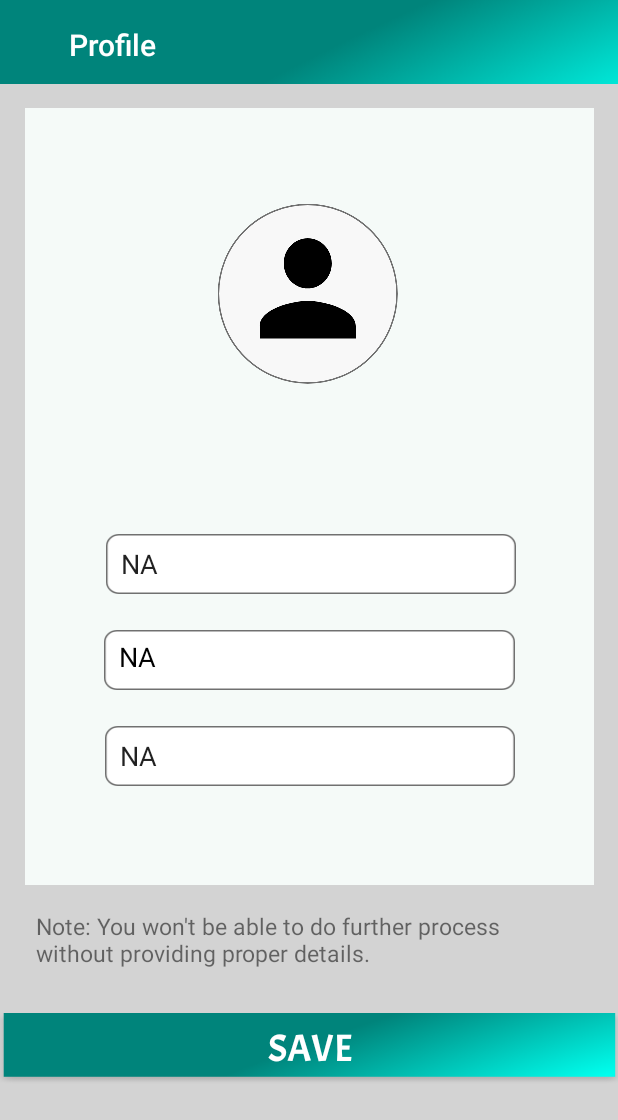
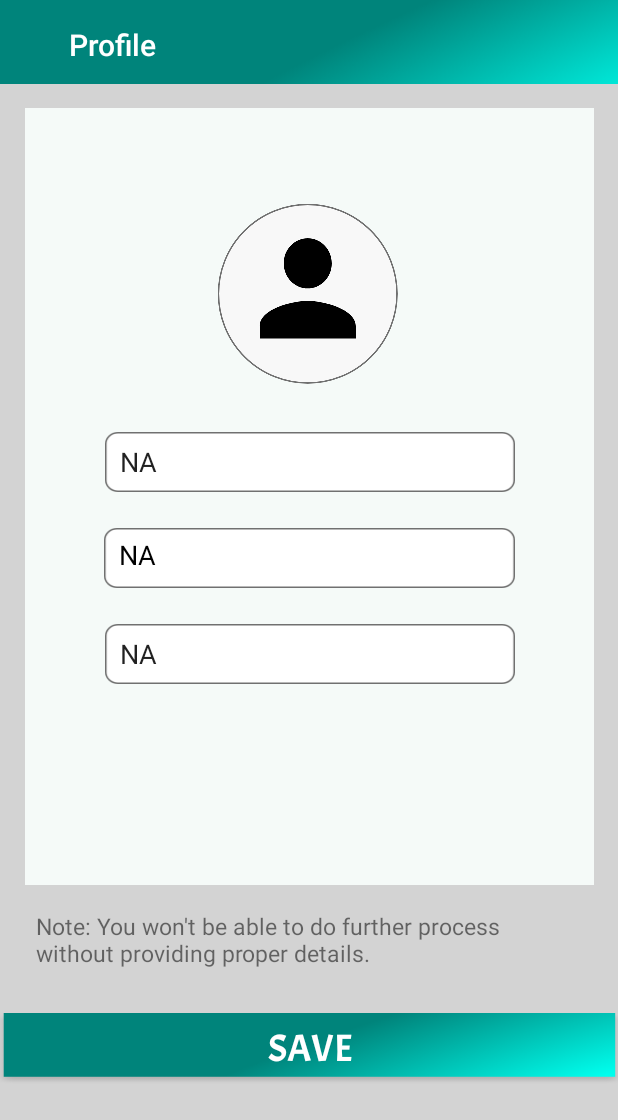
Before and after one commit to chandan3966/SystemDesigning, an Android app: the Profile screen opened directly, with no data from a screen before it, on a phone screen of 412 x 824 dp. Shown: the top 1120 px of the screen. Run offline under Robolectric (Android 15) with nearby library versions, the phone set to English and light mode, and no system bars; libraries missing offline, so code that uses them is left out: com.daimajia.androidanimations; 2 statements that could not run were skipped.

Commit message:
second finalized

```diff
--- a/app/src/main/java/com/example/systemdesigning/Profile.java
+++ b/app/src/main/java/com/example/systemdesigning/Profile.java
@@ -15,12 +15,16 @@ import android.widget.Button;
 import android.widget.EditText;
 import android.widget.Toast;
 
+import com.daimajia.androidanimations.library.Techniques;
+import com.daimajia.androidanimations.library.YoYo;
+
 public class Profile extends AppCompatActivity {
 
     SQLiteDatabase db;
-    Button b;
+    Button b,b1;
     SharedPreferences sp,sp1;
     EditText e1,e2,e3;
+    boolean visible;
 
     @Override
     protected void onCreate(Bundle savedInstanceState) {
@@ -30,6 +34,7 @@ public class Profile extends AppCompatActivity {
         e2 = findViewById(R.id.number);
         e3 = findViewById(R.id.brand);
         b = findViewById(R.id.button2);
+        b1 = findViewById(R.id.bhistory);
 
         if (Build.VERSION.SDK_INT >= 21){
             Window window = this.getWindow();
@@ -56,8 +61,23 @@ public class Profile extends AppCompatActivity {
             e3.setText(aplis);
         }
         db = openOrCreateDatabase("ServiceDB", Context.MODE_PRIVATE, null);
+        Cursor c1 = db.rawQuery("SELECT * FROM Request WHERE number='" +phone + "'", null);
+        if (c1.getCount()!=0){
+            b1.setVisibility(View.VISIBLE);
+        }
+        else{
+            b1.setVisibility(View.INVISIBLE);
+        }
 
-
+        b1.setOnClickListener(new View.OnClickListener() {
+            @Override
+            public void onClick(View v) {
+                Intent i = new Intent(Profile.this,BookingHistory.class);
+                startActivity(i);
+                YoYo.with(Techniques.RubberBand).duration(600).repeat(0).playOn(b1);
+                finish();
+            }
+        });
 //        sp = getSharedPreferences("Profiledetails", Context.MODE_PRIVATE);
 //        SharedPreferences.Editor edit = sp.edit();
 //        edit.putString("phone",et.getText().toString());
@@ -70,6 +90,9 @@ public class Profile extends AppCompatActivity {
                 }
                 else if (e1.getText().toString().length()<5){
                     Toast.makeText(getApplicationContext(),"Username shouldn't be less than 5 characters",Toast.LENGTH_SHORT).show();
+                }
+                else if (e3.getText().toString().length()<3){
+                    Toast.makeText(getApplicationContext(),"Appliance should be valid",Toast.LENGTH_SHORT).show();
                 }
                 else{
                     Cursor c = db.rawQuery("SELECT * FROM useraccount WHERE number='" + e2.getText().toString() + "'", null);
--- a/app/src/main/res/layout/activity_profile.xml
+++ b/app/src/main/res/layout/activity_profile.xml
@@ -58,7 +58,7 @@
                 android:layout_width="273dp"
                 android:layout_height="wrap_content"
                 android:layout_marginStart="8dp"
-                android:layout_marginTop="100dp"
+                android:layout_marginTop="32dp"
                 android:layout_marginEnd="8dp"
                 android:background="@drawable/profileedittext"
                 android:ems="10"
@@ -66,7 +66,6 @@
                 android:inputType="textPersonName"
                 android:paddingLeft="10dp"
                 app:layout_constraintEnd_toEndOf="parent"
-                app:layout_constraintHorizontal_bias="0.511"
                 app:layout_constraintStart_toStartOf="parent"
                 app:layout_constraintTop_toBottomOf="@+id/imageView10" />
 
@@ -117,6 +116,20 @@
                 app:layout_constraintTop_toTopOf="parent"
                 app:srcCompat="@drawable/profileicon" />
 
+            <Button
+                android:id="@+id/bhistory"
+                android:layout_width="165dp"
+                android:layout_height="wrap_content"
+                android:layout_marginStart="8dp"
+                android:layout_marginTop="40dp"
+                android:layout_marginEnd="8dp"
+                android:background="@drawable/profileedittext"
+                android:text="Booking History"
+                android:textColor="#000000"
+                app:layout_constraintEnd_toEndOf="parent"
+                app:layout_constraintStart_toStartOf="parent"
+                app:layout_constraintTop_toBottomOf="@+id/brand" />
+
         </android.support.constraint.ConstraintLayout>
 
         <TextView
```
